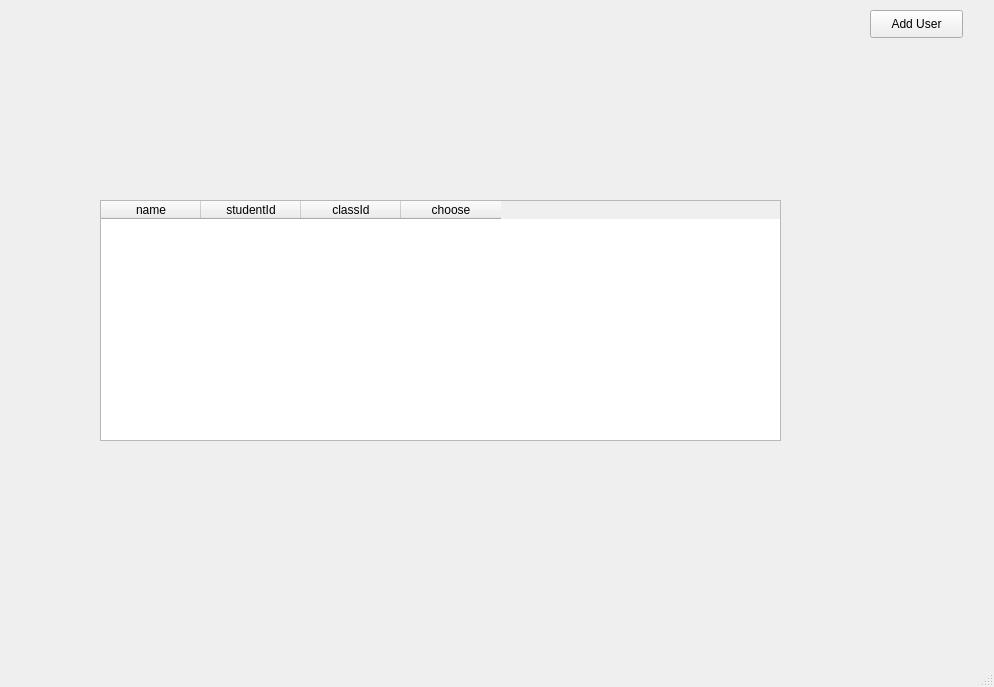
First picture: the form in ui/mainWindow.ui, repository dake0805/ExperimentFileNameGenerater, before the edit.
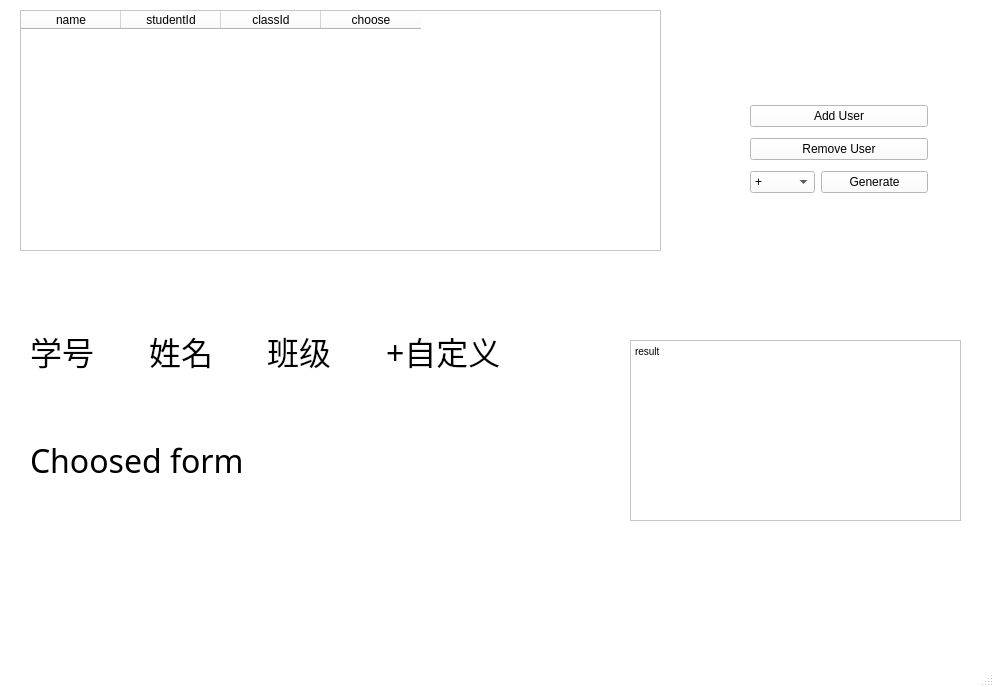
Second picture: the form after the edit.

```diff
--- a/ui/mainWindow.ui
+++ b/ui/mainWindow.ui
@@ -10,29 +10,461 @@
     <height>687</height>
    </rect>
   </property>
+  <property name="palette">
+   <palette>
+    <active>
+     <colorrole role="WindowText">
+      <brush brushstyle="SolidPattern">
+       <color alpha="255">
+        <red>0</red>
+        <green>0</green>
+        <blue>0</blue>
+       </color>
+      </brush>
+     </colorrole>
+     <colorrole role="Button">
+      <brush brushstyle="SolidPattern">
+       <color alpha="255">
+        <red>255</red>
+        <green>255</green>
+        <blue>255</blue>
+       </color>
+      </brush>
+     </colorrole>
+     <colorrole role="Light">
+      <brush brushstyle="SolidPattern">
+       <color alpha="255">
+        <red>255</red>
+        <green>255</green>
+        <blue>255</blue>
+       </color>
+      </brush>
+     </colorrole>
+     <colorrole role="Midlight">
+      <brush brushstyle="SolidPattern">
+       <color alpha="255">
+        <red>255</red>
+        <green>255</green>
+        <blue>255</blue>
+       </color>
+      </brush>
+     </colorrole>
+     <colorrole role="Dark">
+      <brush brushstyle="SolidPattern">
+       <color alpha="255">
+        <red>127</red>
+        <green>127</green>
+        <blue>127</blue>
+       </color>
+      </brush>
+     </colorrole>
+     <colorrole role="Mid">
+      <brush brushstyle="SolidPattern">
+       <color alpha="255">
+        <red>170</red>
+        <green>170</green>
+        <blue>170</blue>
+       </color>
+      </brush>
+     </colorrole>
+     <colorrole role="Text">
+      <brush brushstyle="SolidPattern">
+       <color alpha="255">
+        <red>0</red>
+        <green>0</green>
+        <blue>0</blue>
+       </color>
+      </brush>
+     </colorrole>
+     <colorrole role="BrightText">
+      <brush brushstyle="SolidPattern">
+       <color alpha="255">
+        <red>255</red>
+        <green>255</green>
+        <blue>255</blue>
+       </color>
+      </brush>
+     </colorrole>
+     <colorrole role="ButtonText">
+      <brush brushstyle="SolidPattern">
+       <color alpha="255">
+        <red>0</red>
+        <green>0</green>
+        <blue>0</blue>
+       </color>
+      </brush>
+     </colorrole>
+     <colorrole role="Base">
+      <brush brushstyle="SolidPattern">
+       <color alpha="255">
+        <red>255</red>
+        <green>255</green>
+        <blue>255</blue>
+       </color>
+      </brush>
+     </colorrole>
+     <colorrole role="Window">
+      <brush brushstyle="SolidPattern">
+       <color alpha="255">
+        <red>255</red>
+        <green>255</green>
+        <blue>255</blue>
+       </color>
+      </brush>
+     </colorrole>
+     <colorrole role="Shadow">
+      <brush brushstyle="SolidPattern">
+       <color alpha="255">
+        <red>0</red>
+        <green>0</green>
+        <blue>0</blue>
+       </color>
+      </brush>
+     </colorrole>
+     <colorrole role="AlternateBase">
+      <brush brushstyle="SolidPattern">
+       <color alpha="255">
+        <red>255</red>
+        <green>255</green>
+        <blue>255</blue>
+       </color>
+      </brush>
+     </colorrole>
+     <colorrole role="ToolTipBase">
+      <brush brushstyle="SolidPattern">
+       <color alpha="255">
+        <red>255</red>
+        <green>255</green>
+        <blue>220</blue>
+       </color>
+      </brush>
+     </colorrole>
+     <colorrole role="ToolTipText">
+      <brush brushstyle="SolidPattern">
+       <color alpha="255">
+        <red>0</red>
+        <green>0</green>
+        <blue>0</blue>
+       </color>
+      </brush>
+     </colorrole>
+     <colorrole role="PlaceholderText">
+      <brush brushstyle="SolidPattern">
+       <color alpha="128">
+        <red>0</red>
+        <green>0</green>
+        <blue>0</blue>
+       </color>
+      </brush>
+     </colorrole>
+    </active>
+    <inactive>
+     <colorrole role="WindowText">
+      <brush brushstyle="SolidPattern">
+       <color alpha="255">
+        <red>0</red>
+        <green>0</green>
+        <blue>0</blue>
+       </color>
+      </brush>
+     </colorrole>
+     <colorrole role="Button">
+      <brush brushstyle="SolidPattern">
+       <color alpha="255">
+        <red>255</red>
+        <green>255</green>
+        <blue>255</blue>
+       </color>
+      </brush>
+     </colorrole>
+     <colorrole role="Light">
+      <brush brushstyle="SolidPattern">
+       <color alpha="255">
+        <red>255</red>
+        <green>255</green>
+        <blue>255</blue>
+       </color>
+      </brush>
+     </colorrole>
+     <colorrole role="Midlight">
+      <brush brushstyle="SolidPattern">
+       <color alpha="255">
+        <red>255</red>
+        <green>255</green>
+        <blue>255</blue>
+       </color>
+      </brush>
+     </colorrole>
+     <colorrole role="Dark">
+      <brush brushstyle="SolidPattern">
+       <color alpha="255">
+        <red>127</red>
+        <green>127</green>
+        <blue>127</blue>
+       </color>
+      </brush>
+     </colorrole>
+     <colorrole role="Mid">
+      <brush brushstyle="SolidPattern">
+       <color alpha="255">
+        <red>170</red>
+        <green>170</green>
+        <blue>170</blue>
+       </color>
+      </brush>
+     </colorrole>
+     <colorrole role="Text">
+      <brush brushstyle="SolidPattern">
+       <color alpha="255">
+        <red>0</red>
+        <green>0</green>
+        <blue>0</blue>
+       </color>
+      </brush>
+     </colorrole>
+     <colorrole role="BrightText">
+      <brush brushstyle="SolidPattern">
+       <color alpha="255">
+        <red>255</red>
+        <green>255</green>
+        <blue>255</blue>
+       </color>
+      </brush>
+     </colorrole>
+     <colorrole role="ButtonText">
+      <brush brushstyle="SolidPattern">
+       <color alpha="255">
+        <red>0</red>
+        <green>0</green>
+        <blue>0</blue>
+       </color>
+      </brush>
+     </colorrole>
+     <colorrole role="Base">
+      <brush brushstyle="SolidPattern">
+       <color alpha="255">
+        <red>255</red>
+        <green>255</green>
+        <blue>255</blue>
+       </color>
+      </brush>
+     </colorrole>
+     <colorrole role="Window">
+      <brush brushstyle="SolidPattern">
+       <color alpha="255">
+        <red>255</red>
+        <green>255</green>
+        <blue>255</blue>
+       </color>
+      </brush>
+     </colorrole>
+     <colorrole role="Shadow">
+      <brush brushstyle="SolidPattern">
+       <color alpha="255">
+        <red>0</red>
+        <green>0</green>
+        <blue>0</blue>
+       </color>
+      </brush>
+     </colorrole>
+     <colorrole role="AlternateBase">
+      <brush brushstyle="SolidPattern">
+       <color alpha="255">
+        <red>255</red>
+        <green>255</green>
+        <blue>255</blue>
+       </color>
+      </brush>
+     </colorrole>
+     <colorrole role="ToolTipBase">
+      <brush brushstyle="SolidPattern">
+       <color alpha="255">
+        <red>255</red>
+        <green>255</green>
+        <blue>220</blue>
+       </color>
+      </brush>
+     </colorrole>
+     <colorrole role="ToolTipText">
+      <brush brushstyle="SolidPattern">
+       <color alpha="255">
+        <red>0</red>
+        <green>0</green>
+        <blue>0</blue>
+       </color>
+      </brush>
+     </colorrole>
+     <colorrole role="PlaceholderText">
+      <brush brushstyle="SolidPattern">
+       <color alpha="128">
+        <red>0</red>
+        <green>0</green>
+        <blue>0</blue>
+       </color>
+      </brush>
+     </colorrole>
+    </inactive>
+    <disabled>
+     <colorrole role="WindowText">
+      <brush brushstyle="SolidPattern">
+       <color alpha="255">
+        <red>127</red>
+        <green>127</green>
+        <blue>127</blue>
+       </color>
+      </brush>
+     </colorrole>
+     <colorrole role="Button">
+      <brush brushstyle="SolidPattern">
+       <color alpha="255">
+        <red>255</red>
+        <green>255</green>
+        <blue>255</blue>
+       </color>
+      </brush>
+     </colorrole>
+     <colorrole role="Light">
+      <brush brushstyle="SolidPattern">
+       <color alpha="255">
+        <red>255</red>
+        <green>255</green>
+        <blue>255</blue>
+       </color>
+      </brush>
+     </colorrole>
+     <colorrole role="Midlight">
+      <brush brushstyle="SolidPattern">
+       <color alpha="255">
+        <red>255</red>
+        <green>255</green>
+        <blue>255</blue>
+       </color>
+      </brush>
+     </colorrole>
+     <colorrole role="Dark">
+      <brush brushstyle="SolidPattern">
+       <color alpha="255">
+        <red>127</red>
+        <green>127</green>
+        <blue>127</blue>
+       </color>
+      </brush>
+     </colorrole>
+     <colorrole role="Mid">
+      <brush brushstyle="SolidPattern">
+       <color alpha="255">
+        <red>170</red>
+        <green>170</green>
+        <blue>170</blue>
+       </color>
+      </brush>
+     </colorrole>
+     <colorrole role="Text">
+      <brush brushstyle="SolidPattern">
+       <color alpha="255">
+        <red>127</red>
+        <green>127</green>
+        <blue>127</blue>
+       </color>
+      </brush>
+     </colorrole>
+     <colorrole role="BrightText">
+      <brush brushstyle="SolidPattern">
+       <color alpha="255">
+        <red>255</red>
+        <green>255</green>
+        <blue>255</blue>
+       </color>
+      </brush>
+     </colorrole>
+     <colorrole role="ButtonText">
+      <brush brushstyle="SolidPattern">
+       <color alpha="255">
+        <red>127</red>
+        <green>127</green>
+        <blue>127</blue>
+       </color>
+      </brush>
+     </colorrole>
+     <colorrole role="Base">
+      <brush brushstyle="SolidPattern">
+       <color alpha="255">
+        <red>255</red>
+        <green>255</green>
+        <blue>255</blue>
+       </color>
+      </brush>
+     </colorrole>
+     <colorrole role="Window">
+      <brush brushstyle="SolidPattern">
+       <color alpha="255">
+        <red>255</red>
+        <green>255</green>
+        <blue>255</blue>
+       </color>
+      </brush>
+     </colorrole>
+     <colorrole role="Shadow">
+      <brush brushstyle="SolidPattern">
+       <color alpha="255">
+        <red>0</red>
+        <green>0</green>
+        <blue>0</blue>
+       </color>
+      </brush>
+     </colorrole>
+     <colorrole role="AlternateBase">
+      <brush brushstyle="SolidPattern">
+       <color alpha="255">
+        <red>255</red>
+        <green>255</green>
+        <blue>255</blue>
+       </color>
+      </brush>
+     </colorrole>
+     <colorrole role="ToolTipBase">
+      <brush brushstyle="SolidPattern">
+       <color alpha="255">
+        <red>255</red>
+        <green>255</green>
+        <blue>220</blue>
+       </color>
+      </brush>
+     </colorrole>
+     <colorrole role="ToolTipText">
+      <brush brushstyle="SolidPattern">
+       <color alpha="255">
+        <red>0</red>
+        <green>0</green>
+        <blue>0</blue>
+       </color>
+      </brush>
+     </colorrole>
+     <colorrole role="PlaceholderText">
+      <brush brushstyle="SolidPattern">
+       <color alpha="128">
+        <red>0</red>
+        <green>0</green>
+        <blue>0</blue>
+       </color>
+      </brush>
+     </colorrole>
+    </disabled>
+   </palette>
+  </property>
+  <property name="cursor">
+   <cursorShape>PointingHandCursor</cursorShape>
+  </property>
   <property name="windowTitle">
    <string>MainWindow</string>
   </property>
   <widget class="QWidget" name="centralwidget">
-   <widget class="QPushButton" name="add_user_button">
-    <property name="geometry">
-     <rect>
-      <x>870</x>
-      <y>10</y>
-      <width>93</width>
-      <height>28</height>
-     </rect>
-    </property>
-    <property name="text">
-     <string>Add User</string>
-    </property>
-   </widget>
    <widget class="QTableWidget" name="tableWidget">
     <property name="geometry">
      <rect>
-      <x>100</x>
-      <y>200</y>
-      <width>681</width>
+      <x>20</x>
+      <y>10</y>
+      <width>641</width>
       <height>241</height>
      </rect>
     </property>
@@ -57,6 +489,173 @@
      </property>
     </column>
    </widget>
+   <widget class="QWidget" name="horizontalLayoutWidget">
+    <property name="geometry">
+     <rect>
+      <x>30</x>
+      <y>320</y>
+      <width>471</width>
+      <height>61</height>
+     </rect>
+    </property>
+    <layout class="QHBoxLayout" name="horizontalLayout">
+     <item>
+      <widget class="QLabel" name="label_5">
+       <property name="font">
+        <font>
+         <family>思源黑体 Medium</family>
+         <pointsize>24</pointsize>
+        </font>
+       </property>
+       <property name="text">
+        <string>学号</string>
+       </property>
+      </widget>
+     </item>
+     <item>
+      <widget class="QLabel" name="label_4">
+       <property name="font">
+        <font>
+         <family>思源黑体 Medium</family>
+         <pointsize>24</pointsize>
+        </font>
+       </property>
+       <property name="text">
+        <string>姓名</string>
+       </property>
+      </widget>
+     </item>
+     <item>
+      <widget class="QLabel" name="label_3">
+       <property name="font">
+        <font>
+         <family>思源黑体 Medium</family>
+         <pointsize>24</pointsize>
+        </font>
+       </property>
+       <property name="text">
+        <string>班级</string>
+       </property>
+      </widget>
+     </item>
+     <item>
+      <widget class="QLabel" name="label_6">
+       <property name="font">
+        <font>
+         <family>思源黑体 Medium</family>
+         <pointsize>24</pointsize>
+        </font>
+       </property>
+       <property name="text">
+        <string>+自定义</string>
+       </property>
+      </widget>
+     </item>
+    </layout>
+   </widget>
+   <widget class="QWidget" name="gridLayoutWidget">
+    <property name="geometry">
+     <rect>
+      <x>750</x>
+      <y>100</y>
+      <width>178</width>
+      <height>100</height>
+     </rect>
+    </property>
+    <layout class="QGridLayout" name="gridLayout">
+     <item row="2" column="0">
+      <widget class="QComboBox" name="comboBox">
+       <item>
+        <property name="text">
+         <string>+</string>
+        </property>
+       </item>
+       <item>
+        <property name="text">
+         <string>_</string>
+        </property>
+       </item>
+       <item>
+        <property name="text">
+         <string>-</string>
+        </property>
+       </item>
+       <item>
+        <property name="text">
+         <string>&amp;</string>
+        </property>
+       </item>
+       <item>
+        <property name="text">
+         <string>space</string>
+        </property>
+       </item>
+       <item>
+        <property name="text">
+         <string>自定义</string>
+        </property>
+       </item>
+      </widget>
+     </item>
+     <item row="1" column="0" colspan="3">
+      <widget class="QPushButton" name="remove_user_button">
+       <property name="text">
+        <string>Remove User</string>
+       </property>
+      </widget>
+     </item>
+     <item row="0" column="0" colspan="3">
+      <widget class="QPushButton" name="add_user_button">
+       <property name="text">
+        <string>Add User</string>
+       </property>
+      </widget>
+     </item>
+     <item row="2" column="1" colspan="2">
+      <widget class="QPushButton" name="generate_result_button">
+       <property name="text">
+        <string>Generate</string>
+       </property>
+      </widget>
+     </item>
+    </layout>
+   </widget>
+   <widget class="QTextBrowser" name="textBrowser">
+    <property name="geometry">
+     <rect>
+      <x>630</x>
+      <y>340</y>
+      <width>331</width>
+      <height>181</height>
+     </rect>
+    </property>
+    <property name="html">
+     <string>&lt;!DOCTYPE HTML PUBLIC &quot;-//W3C//DTD HTML 4.0//EN&quot; &quot;http://www.w3.org/TR/REC-html40/strict.dtd&quot;&gt;
+&lt;html&gt;&lt;head&gt;&lt;meta name=&quot;qrichtext&quot; content=&quot;1&quot; /&gt;&lt;style type=&quot;text/css&quot;&gt;
+p, li { white-space: pre-wrap; }
+&lt;/style&gt;&lt;/head&gt;&lt;body style=&quot; font-family:'MS Shell Dlg 2'; font-size:7.8pt; font-weight:400; font-style:normal;&quot;&gt;
+&lt;p style=&quot; margin-top:0px; margin-bottom:0px; margin-left:0px; margin-right:0px; -qt-block-indent:0; text-indent:0px;&quot;&gt;result&lt;/p&gt;&lt;/body&gt;&lt;/html&gt;</string>
+    </property>
+   </widget>
+   <widget class="QLabel" name="label">
+    <property name="geometry">
+     <rect>
+      <x>30</x>
+      <y>430</y>
+      <width>471</width>
+      <height>61</height>
+     </rect>
+    </property>
+    <property name="font">
+     <font>
+      <family>微软雅黑</family>
+      <pointsize>24</pointsize>
+     </font>
+    </property>
+    <property name="text">
+     <string>Choosed form</string>
+    </property>
+   </widget>
   </widget>
   <widget class="QMenuBar" name="menubar">
    <property name="geometry">
```
